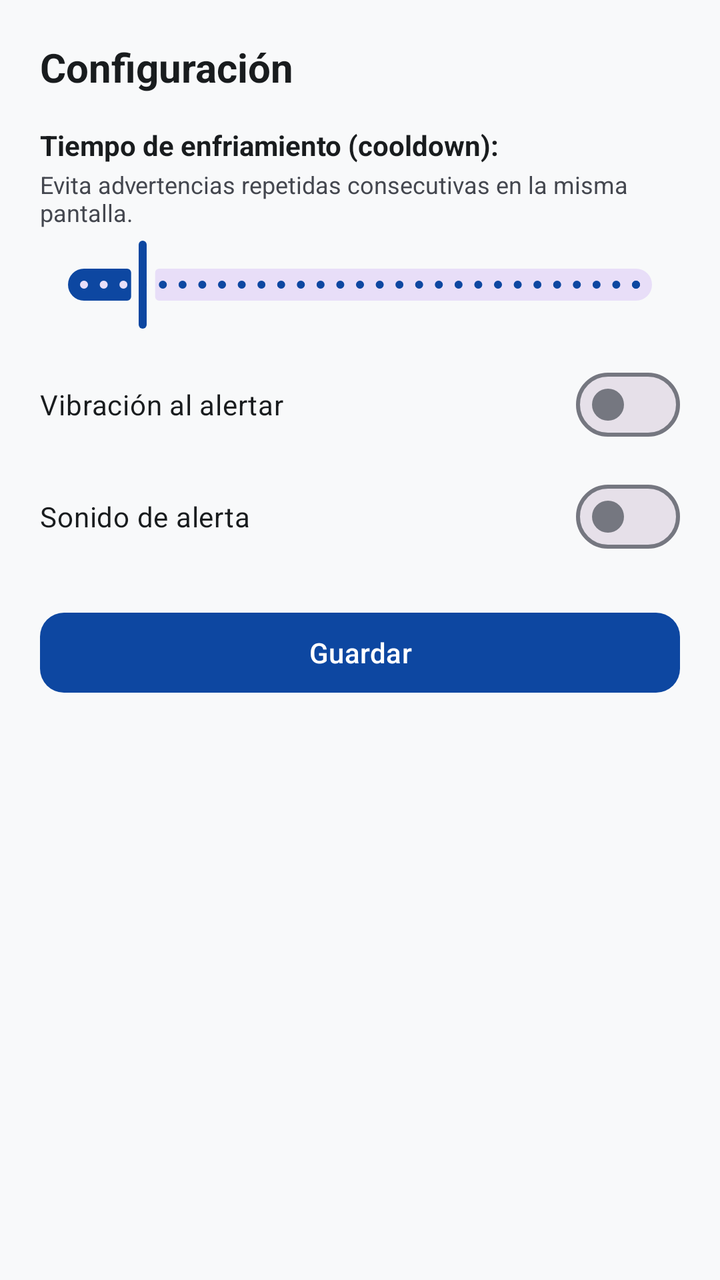
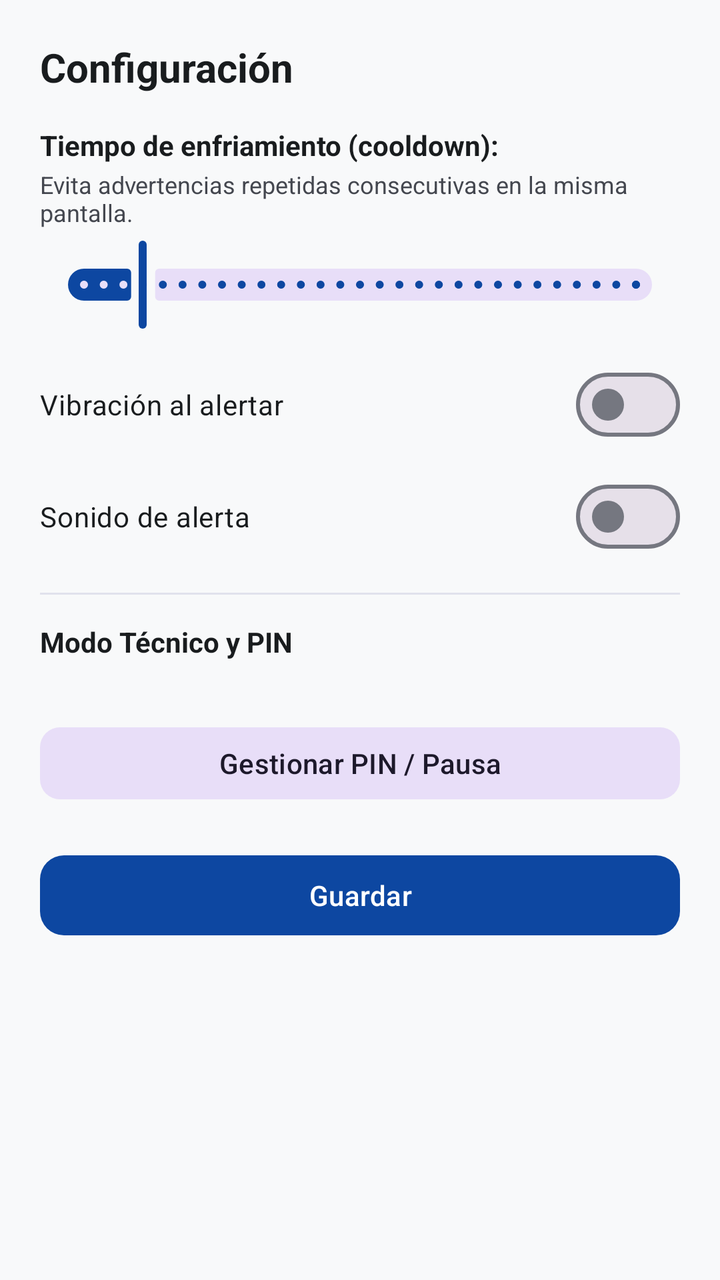

The first picture is an Android layout as it rendered before a commit; the second is the same layout after the commit. The layout source and the unified diff follow.
<!-- AndroidManifest.xml: application theme Theme.ADBUtilityGuard -->
<!-- res/layout/dialog_settings.xml -->
<?xml version="1.0" encoding="utf-8"?>
<LinearLayout xmlns:android="http://schemas.android.com/apk/res/android"
    xmlns:app="http://schemas.android.com/apk/res-auto"
    android:layout_width="match_parent"
    android:layout_height="wrap_content"
    android:orientation="vertical"
    android:padding="20dp">

    <TextView
        android:layout_width="match_parent"
        android:layout_height="wrap_content"
        android:text="@string/title_settings"
        android:textColor="?attr/colorOnSurface"
        android:textSize="20sp"
        android:textStyle="bold" />

    <TextView
        android:id="@+id/tvCooldownLabel"
        android:layout_width="match_parent"
        android:layout_height="wrap_content"
        android:layout_marginTop="16dp"
        android:text="@string/pref_cooldown"
        android:textColor="?attr/colorOnSurface"
        android:textSize="14sp"
        android:textStyle="bold" />

    <TextView
        android:layout_width="match_parent"
        android:layout_height="wrap_content"
        android:layout_marginTop="2dp"
        android:text="@string/pref_cooldown_desc"
        android:textColor="?attr/colorOnSurfaceVariant"
        android:textSize="12sp" />

    <com.google.android.material.slider.Slider
        android:id="@+id/sliderCooldown"
        android:layout_width="match_parent"
        android:layout_height="wrap_content"
        android:layout_marginTop="4dp"
        android:stepSize="1"
        android:value="5"
        android:valueFrom="2"
        android:valueTo="30" />

    <com.google.android.material.materialswitch.MaterialSwitch
        android:id="@+id/switchVibration"
        android:layout_width="match_parent"
        android:layout_height="wrap_content"
        android:layout_marginTop="12dp"
        android:text="@string/pref_vibration"
        android:textColor="?attr/colorOnSurface" />

    <com.google.android.material.materialswitch.MaterialSwitch
        android:id="@+id/switchSound"
        android:layout_width="match_parent"
        android:layout_height="wrap_content"
        android:layout_marginTop="8dp"
        android:text="@string/pref_sound"
        android:textColor="?attr/colorOnSurface" />

    <com.google.android.material.button.MaterialButton
        android:id="@+id/btnCloseSettings"
        style="@style/Widget.Material3.Button"
        android:layout_width="match_parent"
        android:layout_height="48dp"
        android:layout_marginTop="20dp"
        android:text="@string/btn_save"
        app:cornerRadius="12dp" />

</LinearLayout>
<!-- resources referenced by this layout -->
<resources>
  <string name="btn_save">Guardar</string>
  <string name="pref_cooldown">Tiempo de enfriamiento (cooldown):</string>
  <string name="pref_cooldown_desc">Evita advertencias repetidas consecutivas en la misma pantalla.</string>
  <string name="pref_sound">Sonido de alerta</string>
  <string name="pref_vibration">Vibración al alertar</string>
  <string name="title_settings">Configuración</string>
  <style name="Theme.ADBUtilityGuard" parent="Theme.Material3.DayNight.NoActionBar">
          <item name="colorPrimary">@color/md_theme_light_primary</item>
          <item name="colorOnPrimary">@color/md_theme_light_onPrimary</item>
          <item name="colorPrimaryContainer">@color/md_theme_light_primaryContainer</item>
          <item name="colorOnPrimaryContainer">@color/md_theme_light_onPrimaryContainer</item>
          <item name="colorSecondary">@color/md_theme_light_secondary</item>
          <item name="colorOnSecondary">@color/md_theme_light_onSecondary</item>
          <item name="android:colorBackground">@color/md_theme_light_background</item>
          <item name="colorOnBackground">@color/md_theme_light_onBackground</item>
          <item name="colorSurface">@color/md_theme_light_surface</item>
          <item name="colorOnSurface">@color/md_theme_light_onSurface</item>
          <item name="colorSurfaceVariant">@color/md_theme_light_surfaceVariant</item>
          <item name="colorOnSurfaceVariant">@color/md_theme_light_onSurfaceVariant</item>
          <item name="colorOutline">@color/md_theme_light_outline</item>
          <item name="android:statusBarColor">@color/md_theme_light_background</item>
          <item name="android:windowLightStatusBar">true</item>
      </style>
  <color name="md_theme_light_primary">#0D47A1</color>
  <color name="md_theme_light_onPrimary">#FFFFFF</color>
  <color name="md_theme_light_primaryContainer">#D9E2FF</color>
  <color name="md_theme_light_onPrimaryContainer">#001A43</color>
  <color name="md_theme_light_secondary">#535F70</color>
  <color name="md_theme_light_onSecondary">#FFFFFF</color>
  <color name="md_theme_light_background">#F8F9FA</color>
  <color name="md_theme_light_onBackground">#191C1E</color>
  <color name="md_theme_light_surface">#FFFFFF</color>
  <color name="md_theme_light_onSurface">#191C1E</color>
  <color name="md_theme_light_surfaceVariant">#E1E2EC</color>
  <color name="md_theme_light_onSurfaceVariant">#44474F</color>
  <color name="md_theme_light_outline">#757780</color>
</resources>

<!-- the commit's change to res/layout/dialog_settings.xml (unified diff, before → after) -->
@@ -58,6 +58,38 @@
         android:text="@string/pref_sound"
         android:textColor="?attr/colorOnSurface" />
 
+    <View
+        android:layout_width="match_parent"
+        android:layout_height="1dp"
+        android:layout_marginTop="14dp"
+        android:layout_marginBottom="14dp"
+        android:background="?attr/colorSurfaceVariant" />
+
+    <TextView
+        android:layout_width="match_parent"
+        android:layout_height="wrap_content"
+        android:text="@string/tech_mode_title"
+        android:textColor="?attr/colorOnSurface"
+        android:textSize="14sp"
+        android:textStyle="bold" />
+
+    <TextView
+        android:id="@+id/tvTechModeStatus"
+        android:layout_width="match_parent"
+        android:layout_height="wrap_content"
+        android:layout_marginTop="4dp"
+        android:textColor="?attr/colorOnSurfaceVariant"
+        android:textSize="12.5sp" />
+
+    <com.google.android.material.button.MaterialButton
+        android:id="@+id/btnManageTechMode"
+        style="@style/Widget.Material3.Button.TonalButton"
+        android:layout_width="match_parent"
+        android:layout_height="44dp"
+        android:layout_marginTop="8dp"
+        android:text="@string/tech_mode_manage_btn"
+        app:cornerRadius="10dp" />
+
     <com.google.android.material.button.MaterialButton
         android:id="@+id/btnCloseSettings"
         style="@style/Widget.Material3.Button"
<!-- resource entries referenced after the edit -->
@@ -5,6 +5,8 @@
   <string name="pref_cooldown_desc">Evita advertencias repetidas consecutivas en la misma pantalla.</string>
   <string name="pref_sound">Sonido de alerta</string>
   <string name="pref_vibration">Vibración al alertar</string>
+  <string name="tech_mode_manage_btn">Gestionar PIN / Pausa</string>
+  <string name="tech_mode_title">Modo Técnico y PIN</string>
   <string name="title_settings">Configuración</string>
   <style name="Theme.ADBUtilityGuard" parent="Theme.Material3.DayNight.NoActionBar">
           <item name="colorPrimary">@color/md_theme_light_primary</item>
